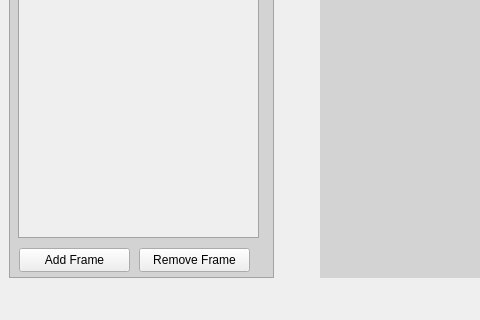
University-of-Utah-CS3505/a8-sprite-editor-f23-MAUIFanClub, file mainwindow.ui: the form before one commit; both pictures show x 0 to 480 and y 400 to 720 of the 1280 by 720 pixel window.
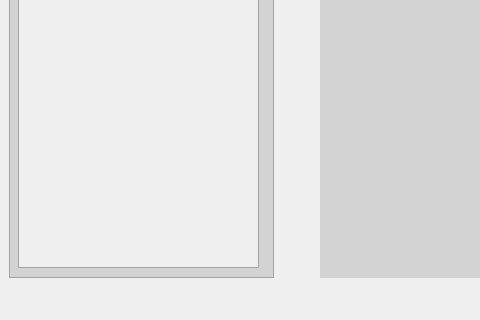
The form after the commit.

The edit to the form file:
```diff
--- a/mainwindow.ui
+++ b/mainwindow.ui
@@ -63,7 +63,7 @@
            <x>9</x>
            <y>9</y>
            <width>241</width>
-           <height>591</height>
+           <height>621</height>
           </rect>
          </property>
          <property name="widgetResizable">
@@ -78,38 +78,12 @@
             <x>0</x>
             <y>0</y>
             <width>239</width>
-            <height>589</height>
+            <height>619</height>
            </rect>
           </property>
           <layout class="QVBoxLayout" name="verticalLayout_4"/>
          </widget>
         </widget>
-        <widget class="QPushButton" name="pushButton">
-         <property name="geometry">
-          <rect>
-           <x>10</x>
-           <y>610</y>
-           <width>111</width>
-           <height>24</height>
-          </rect>
-         </property>
-         <property name="text">
-          <string>Add Frame</string>
-         </property>
-        </widget>
-        <widget class="QPushButton" name="pushButton_2">
-         <property name="geometry">
-          <rect>
-           <x>130</x>
-           <y>610</y>
-           <width>111</width>
-           <height>24</height>
-          </rect>
-         </property>
-         <property name="text">
-          <string>Remove Frame</string>
-         </property>
-        </widget>
        </widget>
       </item>
       <item>
```
